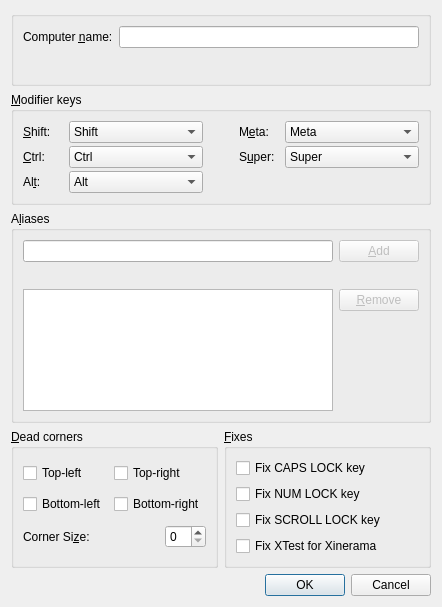
This is src/gui/src/ScreenSettingsDialogBase.ui in deskflow/deskflow as Qt 5 draws it before an edit. The edited form follows.
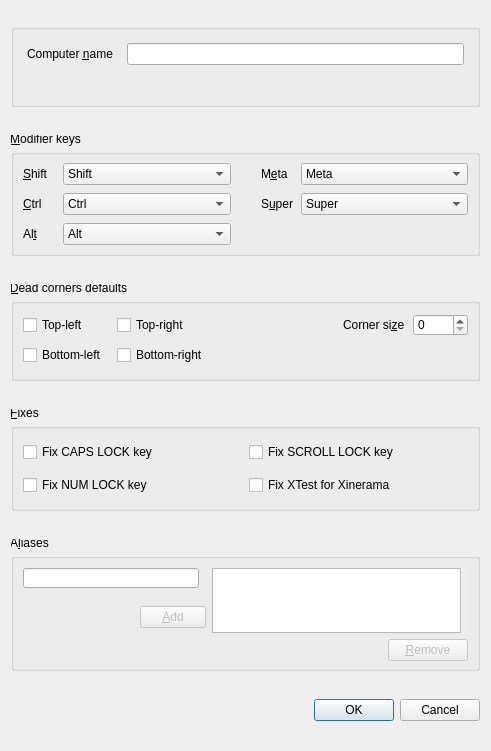
This is the edited form.

Commit message: SYNERGY-799 Fix Screen settings window

Diff of the .ui file:
```diff
--- a/src/gui/src/ScreenSettingsDialogBase.ui
+++ b/src/gui/src/ScreenSettingsDialogBase.ui
@@ -6,16 +6,49 @@
    <rect>
     <x>0</x>
     <y>0</y>
-    <width>442</width>
-    <height>607</height>
+    <width>491</width>
+    <height>751</height>
    </rect>
   </property>
+  <property name="sizePolicy">
+   <sizepolicy hsizetype="Preferred" vsizetype="Minimum">
+    <horstretch>0</horstretch>
+    <verstretch>0</verstretch>
+   </sizepolicy>
+  </property>
+  <property name="minimumSize">
+   <size>
+    <width>400</width>
+    <height>600</height>
+   </size>
+  </property>
   <property name="windowTitle">
    <string>Computer settings</string>
   </property>
   <layout class="QVBoxLayout">
+   <property name="spacing">
+    <number>6</number>
+   </property>
+   <property name="leftMargin">
+    <number>11</number>
+   </property>
+   <property name="topMargin">
+    <number>12</number>
+   </property>
+   <property name="rightMargin">
+    <number>11</number>
+   </property>
+   <property name="bottomMargin">
+    <number>6</number>
+   </property>
    <item>
     <widget class="QGroupBox" name="groupBox">
+     <property name="sizePolicy">
+      <sizepolicy hsizetype="Preferred" vsizetype="Fixed">
+       <horstretch>0</horstretch>
+       <verstretch>0</verstretch>
+      </sizepolicy>
+     </property>
      <property name="minimumSize">
       <size>
        <width>0</width>
@@ -26,12 +59,27 @@
       <string/>
      </property>
      <layout class="QVBoxLayout" name="verticalLayout">
+      <property name="leftMargin">
+       <number>13</number>
+      </property>
+      <property name="topMargin">
+       <number>13</number>
+      </property>
+      <property name="rightMargin">
+       <number>13</number>
+      </property>
+      <property name="bottomMargin">
+       <number>13</number>
+      </property>
       <item>
        <layout class="QHBoxLayout">
+        <property name="spacing">
+         <number>14</number>
+        </property>
         <item>
          <widget class="QLabel" name="label_7">
           <property name="text">
-           <string>Computer &amp;name:</string>
+           <string>Computer &amp;name</string>
           </property>
           <property name="buddy">
            <cstring>m_pLineEditName</cstring>
@@ -84,15 +132,52 @@
      </layout>
     </widget>
    </item>
+   <item>
+    <spacer name="verticalSpacer_4">
+     <property name="orientation">
+      <enum>Qt::Vertical</enum>
+     </property>
+     <property name="sizeType">
+      <enum>QSizePolicy::Fixed</enum>
+     </property>
+     <property name="sizeHint" stdset="0">
+      <size>
+       <width>20</width>
+       <height>10</height>
+      </size>
+     </property>
+    </spacer>
+   </item>
    <item>
     <widget class="QGroupBox" name="m_pGroupModifiers">
+     <property name="sizePolicy">
+      <sizepolicy hsizetype="Preferred" vsizetype="Fixed">
+       <horstretch>0</horstretch>
+       <verstretch>0</verstretch>
+      </sizepolicy>
+     </property>
+     <property name="minimumSize">
+      <size>
+       <width>0</width>
+       <height>0</height>
+      </size>
+     </property>
+     <property name="maximumSize">
+      <size>
+       <width>16777215</width>
+       <height>16777215</height>
+      </size>
+     </property>
      <property name="font">
       <font>
        <kerning>true</kerning>
       </font>
      </property>
      <property name="styleSheet">
-      <string notr="true"/>
+      <string notr="true">QGroupBox::title{
+   left: -5px;
+   top: -3px;
+}</string>
      </property>
      <property name="title">
       <string>&amp;Modifier keys</string>
@@ -101,23 +186,48 @@
       <bool>false</bool>
      </property>
      <layout class="QGridLayout">
+      <property name="topMargin">
+       <number>8</number>
+      </property>
+      <property name="bottomMargin">
+       <number>8</number>
+      </property>
+      <property name="horizontalSpacing">
+       <number>0</number>
+      </property>
       <property name="verticalSpacing">
-       <number>3</number>
+       <number>8</number>
       </property>
-      <item row="2" column="0">
-       <widget class="QLabel" name="label_3">
+      <item row="2" column="2">
+       <spacer name="horizontalSpacer">
+        <property name="orientation">
+         <enum>Qt::Horizontal</enum>
+        </property>
+        <property name="sizeType">
+         <enum>QSizePolicy::Fixed</enum>
+        </property>
+        <property name="sizeHint" stdset="0">
+         <size>
+          <width>30</width>
+          <height>20</height>
+         </size>
+        </property>
+       </spacer>
+      </item>
+      <item row="3" column="0">
+       <widget class="QLabel" name="label_4">
         <property name="text">
-         <string>&amp;Ctrl:</string>
+         <string>Al&amp;t</string>
         </property>
         <property name="buddy">
-         <cstring>m_pComboBoxCtrl</cstring>
+         <cstring>m_pComboBoxAlt</cstring>
         </property>
        </widget>
       </item>
-      <item row="2" column="4">
-       <widget class="QComboBox" name="m_pComboBoxSuper">
+      <item row="0" column="4">
+       <widget class="QComboBox" name="m_pComboBoxMeta">
         <property name="currentIndex">
-         <number>4</number>
+         <number>3</number>
         </property>
         <item>
          <property name="text">
@@ -154,13 +264,129 @@
       <item row="2" column="3">
        <widget class="QLabel" name="label_6">
         <property name="text">
-         <string>S&amp;uper:</string>
+         <string>S&amp;uper</string>
         </property>
         <property name="buddy">
          <cstring>m_pComboBoxSuper</cstring>
         </property>
        </widget>
       </item>
+      <item row="2" column="4">
+       <widget class="QComboBox" name="m_pComboBoxSuper">
+        <property name="currentIndex">
+         <number>4</number>
+        </property>
+        <item>
+         <property name="text">
+          <string>Shift</string>
+         </property>
+        </item>
+        <item>
+         <property name="text">
+          <string>Ctrl</string>
+         </property>
+        </item>
+        <item>
+         <property name="text">
+          <string>Alt</string>
+         </property>
+        </item>
+        <item>
+         <property name="text">
+          <string>Meta</string>
+         </property>
+        </item>
+        <item>
+         <property name="text">
+          <string>Super</string>
+         </property>
+        </item>
+        <item>
+         <property name="text">
+          <string>None</string>
+         </property>
+        </item>
+       </widget>
+      </item>
+      <item row="2" column="1">
+       <widget class="QComboBox" name="m_pComboBoxCtrl">
+        <property name="currentIndex">
+         <number>1</number>
+        </property>
+        <item>
+         <property name="text">
+          <string>Shift</string>
+         </property>
+        </item>
+        <item>
+         <property name="text">
+          <string>Ctrl</string>
+         </property>
+        </item>
+        <item>
+         <property name="text">
+          <string>Alt</string>
+         </property>
+        </item>
+        <item>
+         <property name="text">
+          <string>Meta</string>
+         </property>
+        </item>
+        <item>
+         <property name="text">
+          <string>Super</string>
+         </property>
+        </item>
+        <item>
+         <property name="text">
+          <string>None</string>
+         </property>
+        </item>
+       </widget>
+      </item>
+      <item row="2" column="0">
+       <widget class="QLabel" name="label_3">
+        <property name="text">
+         <string>&amp;Ctrl</string>
+        </property>
+        <property name="buddy">
+         <cstring>m_pComboBoxCtrl</cstring>
+        </property>
+       </widget>
+      </item>
+      <item row="0" column="0">
+       <widget class="QLabel" name="label_2">
+        <property name="maximumSize">
+         <size>
+          <width>40</width>
+          <height>16777215</height>
+         </size>
+        </property>
+        <property name="text">
+         <string>&amp;Shift</string>
+        </property>
+        <property name="buddy">
+         <cstring>m_pComboBoxShift</cstring>
+        </property>
+       </widget>
+      </item>
+      <item row="0" column="3">
+       <widget class="QLabel" name="label_5">
+        <property name="maximumSize">
+         <size>
+          <width>40</width>
+          <height>16777215</height>
+         </size>
+        </property>
+        <property name="text">
+         <string>M&amp;eta</string>
+        </property>
+        <property name="buddy">
+         <cstring>m_pComboBoxMeta</cstring>
+        </property>
+       </widget>
+      </item>
       <item row="0" column="1">
        <widget class="QComboBox" name="m_pComboBoxShift">
         <item>
@@ -195,16 +421,6 @@
         </item>
        </widget>
       </item>
-      <item row="3" column="0">
-       <widget class="QLabel" name="label_4">
-        <property name="text">
-         <string>Al&amp;t:</string>
-        </property>
-        <property name="buddy">
-         <cstring>m_pComboBoxAlt</cstring>
-        </property>
-       </widget>
-      </item>
       <item row="3" column="1">
        <widget class="QComboBox" name="m_pComboBoxAlt">
         <property name="currentIndex">
@@ -242,136 +458,170 @@
         </item>
        </widget>
       </item>
+     </layout>
+    </widget>
+   </item>
+   <item>
+    <spacer name="verticalSpacer_5">
+     <property name="orientation">
+      <enum>Qt::Vertical</enum>
+     </property>
+     <property name="sizeType">
+      <enum>QSizePolicy::Fixed</enum>
+     </property>
+     <property name="sizeHint" stdset="0">
+      <size>
+       <width>20</width>
+       <height>10</height>
+      </size>
+     </property>
+    </spacer>
+   </item>
+   <item>
+    <widget class="QGroupBox" name="m_pGroupSwitchCorners">
+     <property name="sizePolicy">
+      <sizepolicy hsizetype="Preferred" vsizetype="Fixed">
+       <horstretch>0</horstretch>
+       <verstretch>0</verstretch>
+      </sizepolicy>
+     </property>
+     <property name="minimumSize">
+      <size>
+       <width>0</width>
+       <height>0</height>
+      </size>
+     </property>
+     <property name="font">
+      <font>
+       <kerning>true</kerning>
+      </font>
+     </property>
+     <property name="styleSheet">
+      <string notr="true">QGroupBox::title{
+   left: -5px;
+   top: -3px;
+}</string>
+     </property>
+     <property name="title">
+      <string>&amp;Dead corners defaults</string>
+     </property>
+     <property name="checked">
+      <bool>false</bool>
+     </property>
+     <layout class="QGridLayout">
+      <property name="topMargin">
+       <number>10</number>
+      </property>
+      <property name="bottomMargin">
+       <number>13</number>
+      </property>
+      <property name="horizontalSpacing">
+       <number>10</number>
+      </property>
+      <property name="verticalSpacing">
+       <number>9</number>
+      </property>
+      <item row="1" column="0">
+       <widget class="QCheckBox" name="m_pCheckBoxCornerBottomLeft">
+        <property name="text">
+         <string>Bottom-left</string>
+        </property>
+       </widget>
+      </item>
+      <item row="0" column="1">
+       <widget class="QCheckBox" name="m_pCheckBoxCornerTopRight">
+        <property name="text">
+         <string>Top-right</string>
+        </property>
+       </widget>
+      </item>
       <item row="0" column="0">
-       <widget class="QLabel" name="label_2">
-        <property name="maximumSize">
-         <size>
-          <width>40</width>
-          <height>16777215</height>
-         </size>
+       <widget class="QCheckBox" name="m_pCheckBoxCornerTopLeft">
+        <property name="text">
+         <string>Top-left</string>
         </property>
+       </widget>
+      </item>
+      <item row="1" column="1">
+       <widget class="QCheckBox" name="m_pCheckBoxCornerBottomRight">
         <property name="text">
-         <string>&amp;Shift:</string>
+         <string>Bottom-right</string>
         </property>
-        <property name="buddy">
-         <cstring>m_pComboBoxShift</cstring>
-        </property>
        </widget>
       </item>
-      <item row="7" column="0">
-       <spacer>
+      <item row="0" column="3">
+       <layout class="QHBoxLayout">
+        <item>
+         <widget class="QLabel" name="label">
+          <property name="sizePolicy">
+           <sizepolicy hsizetype="Fixed" vsizetype="Preferred">
+            <horstretch>0</horstretch>
+            <verstretch>0</verstretch>
+           </sizepolicy>
+          </property>
+          <property name="text">
+           <string>Corner si&amp;ze</string>
+          </property>
+          <property name="buddy">
+           <cstring>m_pSpinBoxSwitchCornerSize</cstring>
+          </property>
+         </widget>
+        </item>
+        <item>
+         <spacer>
+          <property name="orientation">
+           <enum>Qt::Horizontal</enum>
+          </property>
+          <property name="sizeType">
+           <enum>QSizePolicy::Fixed</enum>
+          </property>
+          <property name="sizeHint" stdset="0">
+           <size>
+            <width>8</width>
+            <height>20</height>
+           </size>
+          </property>
+         </spacer>
+        </item>
+        <item>
+         <widget class="QSpinBox" name="m_pSpinBoxSwitchCornerSize">
+          <property name="sizePolicy">
+           <sizepolicy hsizetype="Expanding" vsizetype="Expanding">
+            <horstretch>0</horstretch>
+            <verstretch>0</verstretch>
+           </sizepolicy>
+          </property>
+          <property name="minimumSize">
+           <size>
+            <width>55</width>
+            <height>0</height>
+           </size>
+          </property>
+         </widget>
+        </item>
+       </layout>
+      </item>
+      <item row="1" column="3">
+       <spacer name="verticalSpacer_2">
         <property name="orientation">
          <enum>Qt::Vertical</enum>
         </property>
         <property name="sizeHint" stdset="0">
          <size>
           <width>20</width>
-          <height>40</height>
+          <height>9</height>
          </size>
         </property>
        </spacer>
       </item>
-      <item row="0" column="3">
-       <widget class="QLabel" name="label_5">
-        <property name="maximumSize">
-         <size>
-          <width>40</width>
-          <height>16777215</height>
-         </size>
-        </property>
-        <property name="text">
-         <string>M&amp;eta:</string>
-        </property>
-        <property name="buddy">
-         <cstring>m_pComboBoxMeta</cstring>
-        </property>
-       </widget>
-      </item>
-      <item row="2" column="1">
-       <widget class="QComboBox" name="m_pComboBoxCtrl">
-        <property name="currentIndex">
-         <number>1</number>
-        </property>
-        <item>
-         <property name="text">
-          <string>Shift</string>
-         </property>
-        </item>
-        <item>
-         <property name="text">
-          <string>Ctrl</string>
-         </property>
-        </item>
-        <item>
-         <property name="text">
-          <string>Alt</string>
-         </property>
-        </item>
-        <item>
-         <property name="text">
-          <string>Meta</string>
-         </property>
-        </item>
-        <item>
-         <property name="text">
-          <string>Super</string>
-         </property>
-        </item>
-        <item>
-         <property name="text">
-          <string>None</string>
-         </property>
-        </item>
-       </widget>
-      </item>
-      <item row="0" column="4">
-       <widget class="QComboBox" name="m_pComboBoxMeta">
-        <property name="currentIndex">
-         <number>3</number>
-        </property>
-        <item>
-         <property name="text">
-          <string>Shift</string>
-         </property>
-        </item>
-        <item>
-         <property name="text">
-          <string>Ctrl</string>
-         </property>
-        </item>
-        <item>
-         <property name="text">
-          <string>Alt</string>
-         </property>
-        </item>
-        <item>
-         <property name="text">
-          <string>Meta</string>
-         </property>
-        </item>
-        <item>
-         <property name="text">
-          <string>Super</string>
-         </property>
-        </item>
-        <item>
-         <property name="text">
-          <string>None</string>
-         </property>
-        </item>
-       </widget>
-      </item>
-      <item row="2" column="2">
-       <spacer name="horizontalSpacer">
+      <item row="0" column="2">
+       <spacer name="horizontalSpacer_2">
         <property name="orientation">
          <enum>Qt::Horizontal</enum>
         </property>
-        <property name="sizeType">
-         <enum>QSizePolicy::Fixed</enum>
-        </property>
         <property name="sizeHint" stdset="0">
          <size>
-          <width>30</width>
+          <width>40</width>
           <height>20</height>
          </size>
         </property>
@@ -381,72 +631,178 @@
     </widget>
    </item>
    <item>
-    <layout class="QHBoxLayout">
-     <item>
-      <widget class="QGroupBox" name="m_pGroupAliases">
-       <property name="enabled">
-        <bool>true</bool>
-       </property>
-       <property name="font">
-        <font>
-         <kerning>false</kerning>
-        </font>
-       </property>
-       <property name="title">
-        <string>A&amp;liases</string>
-       </property>
-       <property name="checked">
-        <bool>false</bool>
-       </property>
-       <layout class="QGridLayout">
-        <item row="0" column="0">
+    <spacer name="verticalSpacer_6">
+     <property name="orientation">
+      <enum>Qt::Vertical</enum>
+     </property>
+     <property name="sizeType">
+      <enum>QSizePolicy::Fixed</enum>
+     </property>
+     <property name="sizeHint" stdset="0">
+      <size>
+       <width>20</width>
+       <height>10</height>
+      </size>
+     </property>
+    </spacer>
+   </item>
+   <item>
+    <widget class="QGroupBox" name="m_pGroupFixes">
+     <property name="sizePolicy">
+      <sizepolicy hsizetype="Preferred" vsizetype="Fixed">
+       <horstretch>0</horstretch>
+       <verstretch>0</verstretch>
+      </sizepolicy>
+     </property>
+     <property name="minimumSize">
+      <size>
+       <width>0</width>
+       <height>0</height>
+      </size>
+     </property>
+     <property name="font">
+      <font>
+       <kerning>true</kerning>
+      </font>
+     </property>
+     <property name="styleSheet">
+      <string notr="true">QGroupBox::title{
+   left: -5px;
+   top: -3px;
+}</string>
+     </property>
+     <property name="title">
+      <string>&amp;Fixes</string>
+     </property>
+     <property name="checked">
+      <bool>false</bool>
+     </property>
+     <layout class="QGridLayout">
+      <property name="topMargin">
+       <number>13</number>
+      </property>
+      <property name="bottomMargin">
+       <number>13</number>
+      </property>
+      <property name="horizontalSpacing">
+       <number>6</number>
+      </property>
+      <property name="verticalSpacing">
+       <number>13</number>
+      </property>
+      <item row="0" column="1">
+       <widget class="QCheckBox" name="m_pCheckBoxScrollLock">
+        <property name="text">
+         <string>Fix SCROLL LOCK key</string>
+        </property>
+       </widget>
+      </item>
+      <item row="0" column="0">
+       <widget class="QCheckBox" name="m_pCheckBoxCapsLock">
+        <property name="text">
+         <string>Fix CAPS LOCK key</string>
+        </property>
+       </widget>
+      </item>
+      <item row="1" column="1">
+       <widget class="QCheckBox" name="m_pCheckBoxXTest">
+        <property name="text">
+         <string>Fix XTest for Xinerama</string>
+        </property>
+        <property name="checked">
+         <bool>false</bool>
+        </property>
+       </widget>
+      </item>
+      <item row="1" column="0">
+       <widget class="QCheckBox" name="m_pCheckBoxNumLock">
+        <property name="text">
+         <string>Fix NUM LOCK key</string>
+        </property>
+       </widget>
+      </item>
+     </layout>
+    </widget>
+   </item>
+   <item>
+    <spacer name="verticalSpacer_8">
+     <property name="orientation">
+      <enum>Qt::Vertical</enum>
+     </property>
+     <property name="sizeType">
+      <enum>QSizePolicy::Fixed</enum>
+     </property>
+     <property name="sizeHint" stdset="0">
+      <size>
+       <width>20</width>
+       <height>10</height>
+      </size>
+     </property>
+    </spacer>
+   </item>
+   <item>
+    <widget class="QGroupBox" name="m_pGroupAliases">
+     <property name="enabled">
+      <bool>true</bool>
+     </property>
+     <property name="sizePolicy">
+      <sizepolicy hsizetype="Preferred" vsizetype="Fixed">
+       <horstretch>0</horstretch>
+       <verstretch>0</verstretch>
+      </sizepolicy>
+     </property>
+     <property name="minimumSize">
+      <size>
+       <width>0</width>
+       <height>0</height>
+      </size>
+     </property>
+     <property name="font">
+      <font>
+       <kerning>false</kerning>
+      </font>
+     </property>
+     <property name="styleSheet">
+      <string notr="true">QGroupBox::title{
+   left: -5px;
+   top: -3px;
+}</string>
+     </property>
+     <property name="title">
+      <string>A&amp;liases</string>
+     </property>
+     <property name="checked">
+      <bool>false</bool>
+     </property>
+     <layout class="QHBoxLayout" name="horizontalLayout_3">
+      <property name="bottomMargin">
+       <number>0</number>
+      </property>
+      <item>
+       <layout class="QVBoxLayout" name="verticalLayout_2">
+        <property name="spacing">
+         <number>0</number>
+        </property>
+        <property name="topMargin">
+         <number>0</number>
+        </property>
+        <item>
          <widget class="QLineEdit" name="m_pLineEditAlias">
-          <property name="maxLength">
-           <number>255</number>
-          </property>
-         </widget>
-        </item>
-        <item row="0" column="1">
-         <widget class="QPushButton" name="m_pButtonAddAlias">
-          <property name="enabled">
-           <bool>false</bool>
-          </property>
-          <property name="text">
-           <string>&amp;Add</string>
-          </property>
-         </widget>
-        </item>
-        <item row="3" column="1">
-         <spacer>
-          <property name="orientation">
-           <enum>Qt::Vertical</enum>
-          </property>
-          <property name="sizeHint" stdset="0">
+          <property name="minimumSize">
            <size>
-            <width>20</width>
-            <height>126</height>
+            <width>168</width>
+            <height>20</height>
            </size>
           </property>
-         </spacer>
-        </item>
-        <item row="2" column="0" rowspan="2">
-         <widget class="QListWidget" name="m_pListAliases">
-          <property name="selectionMode">
-           <enum>QAbstractItemView::ExtendedSelection</enum>
+          <property name="styleSheet">
+           <string notr="true">margin-right: 7px;</string>
           </property>
-         </widget>
-        </item>
-        <item row="2" column="1">
-         <widget class="QPushButton" name="m_pButtonRemoveAlias">
-          <property name="enabled">
-           <bool>false</bool>
+          <property name="maxLength">
+           <number>255</number>
           </property>
-          <property name="text">
-           <string>&amp;Remove</string>
-          </property>
          </widget>
         </item>
-        <item row="1" column="0" colspan="2">
+        <item>
          <widget class="QLabel" name="m_pLabelAliasError">
           <property name="styleSheet">
            <string notr="true">color: #EC4C47; 
@@ -457,137 +813,85 @@
           <property name="text">
            <string/>
           </property>
-         </widget>
-        </item>
-       </layout>
-      </widget>
-     </item>
-    </layout>
-   </item>
-   <item>
-    <layout class="QHBoxLayout">
-     <item>
-      <widget class="QGroupBox" name="m_pGroupSwitchCorners">
-       <property name="font">
-        <font>
-         <kerning>true</kerning>
-        </font>
-       </property>
-       <property name="title">
-        <string>&amp;Dead corners</string>
-       </property>
-       <property name="checked">
-        <bool>false</bool>
-       </property>
-       <layout class="QGridLayout">
-        <item row="0" column="0">
-         <widget class="QCheckBox" name="m_pCheckBoxCornerTopLeft">
-          <property name="text">
-           <string>Top-left</string>
+          <property name="wordWrap">
+           <bool>true</bool>
           </property>
          </widget>
         </item>
-        <item row="0" column="1">
-         <widget class="QCheckBox" name="m_pCheckBoxCornerTopRight">
-          <property name="text">
-           <string>Top-right</string>
+        <item>
+         <spacer name="verticalSpacer_11">
+          <property name="orientation">
+           <enum>Qt::Vertical</enum>
           </property>
-         </widget>
-        </item>
-        <item row="1" column="0">
-         <widget class="QCheckBox" name="m_pCheckBoxCornerBottomLeft">
-          <property name="text">
-           <string>Bottom-left</string>
+          <property name="sizeType">
+           <enum>QSizePolicy::Fixed</enum>
           </property>
-         </widget>
-        </item>
-        <item row="1" column="1">
-         <widget class="QCheckBox" name="m_pCheckBoxCornerBottomRight">
-          <property name="text">
-           <string>Bottom-right</string>
+          <property name="sizeHint" stdset="0">
+           <size>
+            <width>20</width>
+            <height>3</height>
+           </size>
           </property>
-         </widget>
+         </spacer>
         </item>
-        <item row="2" column="0" colspan="2">
-         <layout class="QHBoxLayout">
+        <item>
+         <layout class="QHBoxLayout" name="horizontalLayout">
+          <property name="spacing">
+           <number>0</number>
+          </property>
+          <property name="topMargin">
+           <number>0</number>
+          </property>
           <item>
-           <widget class="QLabel" name="label">
-            <property name="text">
-             <string>Corner Si&amp;ze:</string>
-            </property>
-            <property name="buddy">
-             <cstring>m_pSpinBoxSwitchCornerSize</cstring>
-            </property>
-           </widget>
-          </item>
-          <item>
-           <spacer>
+           <spacer name="horizontalSpacer_3">
             <property name="orientation">
              <enum>Qt::Horizontal</enum>
             </property>
+            <property name="sizeType">
+             <enum>QSizePolicy::Fixed</enum>
+            </property>
             <property name="sizeHint" stdset="0">
              <size>
-              <width>40</width>
+              <width>117</width>
               <height>20</height>
              </size>
             </property>
            </spacer>
           </item>
           <item>
-           <widget class="QSpinBox" name="m_pSpinBoxSwitchCornerSize"/>
+           <widget class="QPushButton" name="m_pButtonAddAlias">
+            <property name="enabled">
+             <bool>false</bool>
+            </property>
+            <property name="sizePolicy">
+             <sizepolicy hsizetype="Maximum" vsizetype="Fixed">
+              <horstretch>0</horstretch>
+              <verstretch>0</verstretch>
+             </sizepolicy>
+            </property>
+            <property name="minimumSize">
+             <size>
+              <width>43</width>
+              <height>20</height>
+             </size>
+            </property>
+            <property name="layoutDirection">
+             <enum>Qt::LeftToRight</enum>
+            </property>
+            <property name="styleSheet">
+             <string notr="true">QPushButton#m_pButtonAddAlias{
+left: 30px;
+}</string>
+            </property>
+            <property name="text">
+             <string>&amp;Add</string>
+            </property>
+           </widget>
           </item>
          </layout>
         </item>
-       </layout>
-      </widget>
-     </item>
-     <item>
-      <widget class="QGroupBox" name="m_pGroupFixes">
-       <property name="font">
-        <font>
-         <kerning>true</kerning>
-        </font>
-       </property>
-       <property name="title">
-        <string>&amp;Fixes</string>
-       </property>
-       <property name="checked">
-        <bool>false</bool>
-       </property>
-       <layout class="QGridLayout">
-        <item row="0" column="0">
-         <widget class="QCheckBox" name="m_pCheckBoxCapsLock">
-          <property name="text">
-           <string>Fix CAPS LOCK key</string>
-          </property>
-         </widget>
-        </item>
-        <item row="1" column="0">
-         <widget class="QCheckBox" name="m_pCheckBoxNumLock">
-          <property name="text">
-           <string>Fix NUM LOCK key</string>
-          </property>
-         </widget>
-        </item>
-        <item row="2" column="0">
-         <widget class="QCheckBox" name="m_pCheckBoxScrollLock">
-          <property name="text">
-           <string>Fix SCROLL LOCK key</string>
-          </property>
-         </widget>
-        </item>
-        <item row="3" column="0">
-         <widget class="QCheckBox" name="m_pCheckBoxXTest">
-          <property name="text">
-           <string>Fix XTest for Xinerama</string>
-          </property>
-          <property name="checked">
-           <bool>false</bool>
-          </property>
-         </widget>
-        </item>
-        <item row="4" column="0">
-         <spacer>
+        <item>
+         <spacer name="verticalSpacer_3">
           <property name="orientation">
            <enum>Qt::Vertical</enum>
           </property>
@@ -600,19 +904,128 @@
          </spacer>
         </item>
        </layout>
-      </widget>
-     </item>
-    </layout>
+      </item>
+      <item>
+       <layout class="QVBoxLayout" name="verticalLayout_3">
+        <property name="spacing">
+         <number>3</number>
+        </property>
+        <property name="topMargin">
+         <number>0</number>
+        </property>
+        <property name="rightMargin">
+         <number>0</number>
+        </property>
+        <item>
+         <widget class="QListWidget" name="m_pListAliases">
+          <property name="sizePolicy">
+           <sizepolicy hsizetype="MinimumExpanding" vsizetype="Preferred">
+            <horstretch>0</horstretch>
+            <verstretch>0</verstretch>
+           </sizepolicy>
+          </property>
+          <property name="minimumSize">
+           <size>
+            <width>0</width>
+            <height>0</height>
+           </size>
+          </property>
+          <property name="maximumSize">
+           <size>
+            <width>16777215</width>
+            <height>65</height>
+           </size>
+          </property>
+          <property name="styleSheet">
+           <string notr="true">margin-right: 7px;</string>
+          </property>
+          <property name="selectionMode">
+           <enum>QAbstractItemView::ExtendedSelection</enum>
+          </property>
+         </widget>
+        </item>
+        <item>
+         <spacer name="verticalSpacer_10">
+          <property name="orientation">
+           <enum>Qt::Vertical</enum>
+          </property>
+          <property name="sizeType">
+           <enum>QSizePolicy::Fixed</enum>
+          </property>
+          <property name="sizeHint" stdset="0">
+           <size>
+            <width>20</width>
+            <height>3</height>
+           </size>
+          </property>
+         </spacer>
+        </item>
+        <item>
+         <layout class="QHBoxLayout" name="horizontalLayout_2">
+          <property name="spacing">
+           <number>2</number>
+          </property>
+          <property name="topMargin">
+           <number>0</number>
+          </property>
+          <item>
+           <spacer name="horizontalSpacer_5">
+            <property name="orientation">
+             <enum>Qt::Horizontal</enum>
+            </property>
+            <property name="sizeHint" stdset="0">
+             <size>
+              <width>40</width>
+              <height>20</height>
+             </size>
+            </property>
+           </spacer>
+          </item>
+          <item>
+           <widget class="QPushButton" name="m_pButtonRemoveAlias">
+            <property name="enabled">
+             <bool>false</bool>
+            </property>
+            <property name="text">
+             <string>&amp;Remove</string>
+            </property>
+           </widget>
+          </item>
+         </layout>
+        </item>
+        <item>
+         <spacer name="verticalSpacer_7">
+          <property name="orientation">
+           <enum>Qt::Vertical</enum>
+          </property>
+          <property name="sizeType">
+           <enum>QSizePolicy::Preferred</enum>
+          </property>
+          <property name="sizeHint" stdset="0">
+           <size>
+            <width>20</width>
+            <height>5</height>
+           </size>
+          </property>
+         </spacer>
+        </item>
+       </layout>
+      </item>
+     </layout>
+    </widget>
    </item>
    <item>
-    <spacer>
+    <spacer name="verticalSpacer_9">
      <property name="orientation">
       <enum>Qt::Vertical</enum>
      </property>
+     <property name="sizeType">
+      <enum>QSizePolicy::Fixed</enum>
+     </property>
      <property name="sizeHint" stdset="0">
       <size>
        <width>20</width>
-       <height>40</height>
+       <height>10</height>
       </size>
      </property>
     </spacer>
@@ -627,6 +1040,22 @@
      </property>
     </widget>
    </item>
+   <item>
+    <spacer name="verticalSpacer">
+     <property name="orientation">
+      <enum>Qt::Vertical</enum>
+     </property>
+     <property name="sizeType">
+      <enum>QSizePolicy::Preferred</enum>
+     </property>
+     <property name="sizeHint" stdset="0">
+      <size>
+       <width>20</width>
+       <height>8</height>
+      </size>
+     </property>
+    </spacer>
+   </item>
   </layout>
  </widget>
  <resources/>
```
The commit also changes 6 other files.
